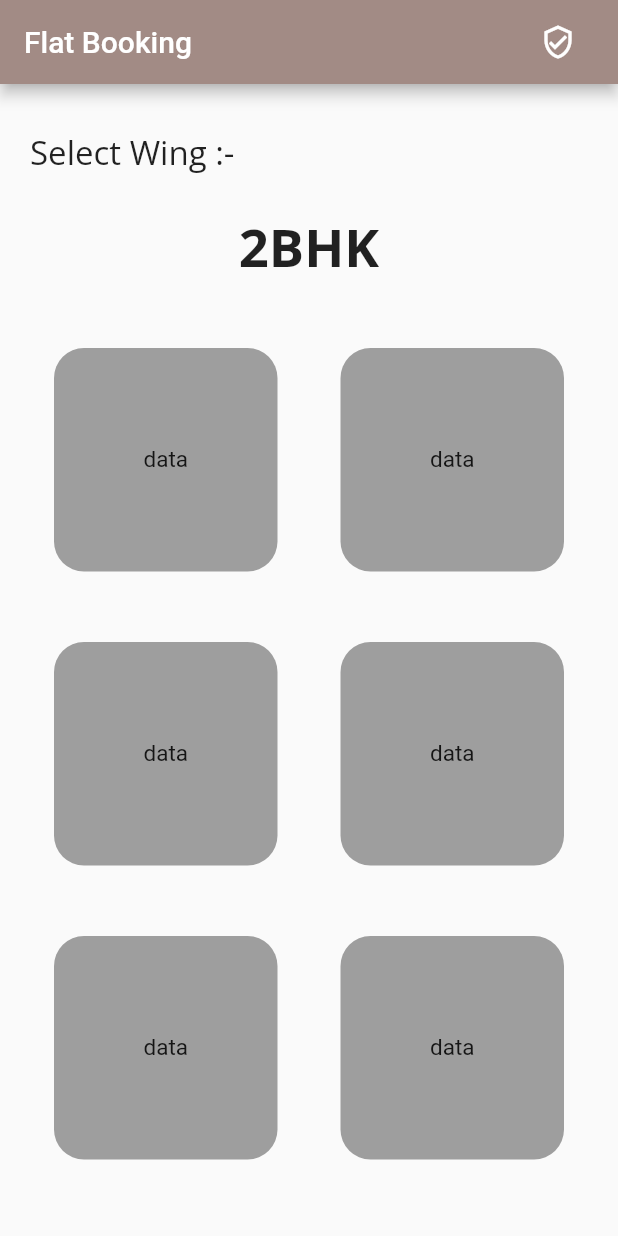
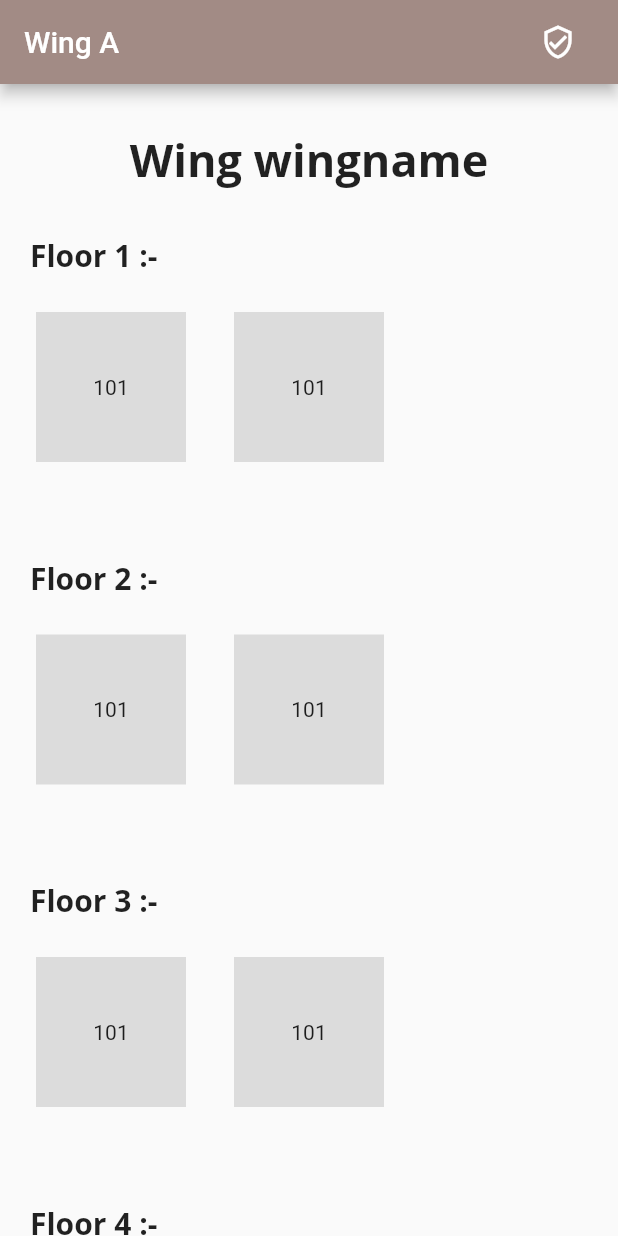
Before and after one commit to Harit012/build_ready, a Flutter app: the screen it shows after launch, on a phone screen of 412 x 824 dp. Run offline on Flutter 3.47's test engine with Material 2 defaults, Android fonts, the light colour scheme and no system bars.

Commit message:
added Blocks in Screen

```diff
--- a/lib/Screens/flat_booking_screen.dart
+++ b/lib/Screens/flat_booking_screen.dart
@@ -77,7 +77,7 @@ class FlatBookingScreen extends StatelessWidget {
                 right: 20,
                 bottom: 50,
                 child: SingleChildScrollView(
-                  child: Container(
+                  child: SizedBox(
                     height: 1000,
                     width: 600,
                     // color: Colors.black12,
--- /dev/null
+++ b/lib/Screens/inside_wing_screen.dart
@@ -0,0 +1,99 @@
+// import 'package:build_ready/widgets/block_widget.dart';
+import 'package:build_ready/widgets/block_widget.dart';
+import 'package:flutter/material.dart';
+
+class InsideWingScreen extends StatefulWidget {
+  const InsideWingScreen({super.key, required this.noOfFloors});
+  final int noOfFloors;
+  @override
+  State<InsideWingScreen> createState() => _InsideWingScreenState(noOfFloors);
+}
+
+class _InsideWingScreenState extends State<InsideWingScreen> {
+  final int noOfFloors;
+  final int noOdBlocksPerFloor = 2;
+
+  _InsideWingScreenState(this.noOfFloors);
+  @override
+  Widget build(BuildContext context) {
+    return SafeArea(
+      child: Scaffold(
+          appBar: AppBar(
+            backgroundColor: const Color(0xFFA28B85),
+            title: Row(
+              children: [
+                const Text('Wing A'),
+                Expanded(
+                  child: Row(
+                    mainAxisAlignment: MainAxisAlignment.end,
+                    children: [
+                      IconButton(
+                        onPressed: () {},
+                        icon: const Icon(Icons.verified_user_outlined),
+                      ),
+                    ],
+                  ),
+                )
+              ],
+            ),
+          ),
+          body: SingleChildScrollView(
+            child: Column(
+              children: [
+                const SizedBox(
+                  height: 30,
+                ),
+                const Center(
+                  child: Text(
+                    "Wing wingname",
+                    style: TextStyle(
+                        fontSize: 30,
+                        fontFamily: 'OpenSanas',
+                        fontWeight: FontWeight.bold),
+                  ),
+                ),
+                const SizedBox(
+                  height: 30,
+                ),
+                for (int j = 1; j <= noOfFloors; j++)
+                  Column(
+                    mainAxisAlignment: MainAxisAlignment.start,
+                    crossAxisAlignment: CrossAxisAlignment.start,
+                    children: [
+                      Row(
+                        children: [
+                          const SizedBox(
+                            width: 20,
+                          ),
+                          Text(
+                            "Floor $j :-",
+                            style: const TextStyle(
+                                fontSize: 20,
+                                fontFamily: 'OpenSanas',
+                                fontWeight: FontWeight.bold),
+                          ),
+                        ],
+                      ),
+                      Padding(
+                        padding: const EdgeInsets.all(8),
+                        child: Row(
+                          mainAxisAlignment: MainAxisAlignment.start,
+                          children: [
+                            for (int k = 1; k <= noOdBlocksPerFloor; k++)
+                              const BlockWidget(),
+                          ],
+                        ),
+                      ),
+                      const SizedBox(
+                        height: 40,
+                      ),
+                    ],
+                  )
+
+                // for(int j = 1)
+              ],
+            ),
+          )),
+    );
+  }
+}
--- a/lib/main.dart
+++ b/lib/main.dart
@@ -1,4 +1,4 @@
-import 'package:build_ready/Screens/flat_booking_screen.dart';
+import 'package:build_ready/Screens/inside_wing_screen.dart';
 
 import 'package:flutter/material.dart';
 
@@ -8,7 +8,7 @@ void main() {
       // theme: ,
       // darkTheme: ,
       debugShowCheckedModeBanner: false,
-      home: FlatBookingScreen(),
+      home: InsideWingScreen(noOfFloors: 5),
     ),
   );
 }
--- /dev/null
+++ b/lib/widgets/block_widget.dart
@@ -0,0 +1,29 @@
+import 'package:flutter/material.dart';
+
+class BlockWidget extends StatelessWidget {
+  const BlockWidget({super.key});
+
+  @override
+  Widget build(BuildContext context) {
+    return Padding(
+      padding: const EdgeInsets.all(16),
+      child: Column(
+        children: [
+          InkWell(
+            onTap: () {},
+            child: Container(
+              // decoration: BoxDecoration(
+              //   borderRadius: BorderRadius.circular(20),
+              //   color: Colors.amber
+              // ),
+              height: 100,
+              width: 100,
+              color: Colors.black12,
+              child: const Center(child: Text('101')),
+            ),
+          ),
+        ],
+      ),
+    );
+  }
+}
--- a/lib/widgets/wings.dart
+++ b/lib/widgets/wings.dart
@@ -1,8 +1,6 @@
 import 'package:build_ready/Screens/home_screen.dart';
-import 'package:build_ready/data/dummy_url.dart';
 import 'package:flutter/material.dart';
-// import 'package:velocity_x/velocity_x.dart';
-// import 'package:velocity_x/velocity_x.dart';
+
 
 class Wing extends StatelessWidget {
   const Wing({super.key});
```
